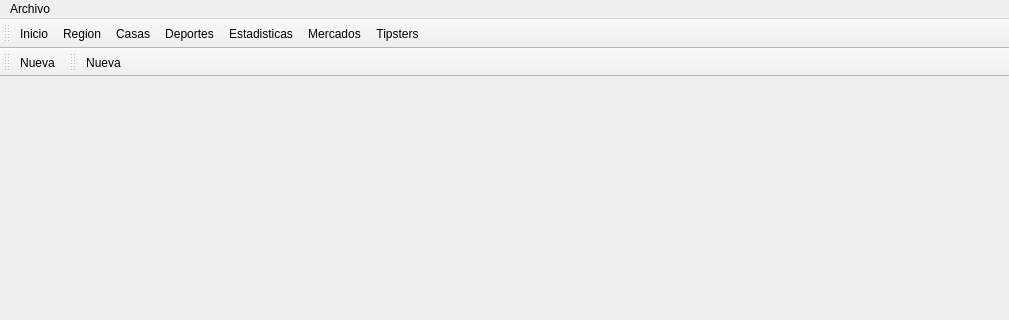
Before: the Qt Designer form ui/wmain.ui in soker90/betcon, drawn with Qt 5; both pictures show x 0 to 1009 and y 0 to 320 of the 1009 by 678 pixel window.
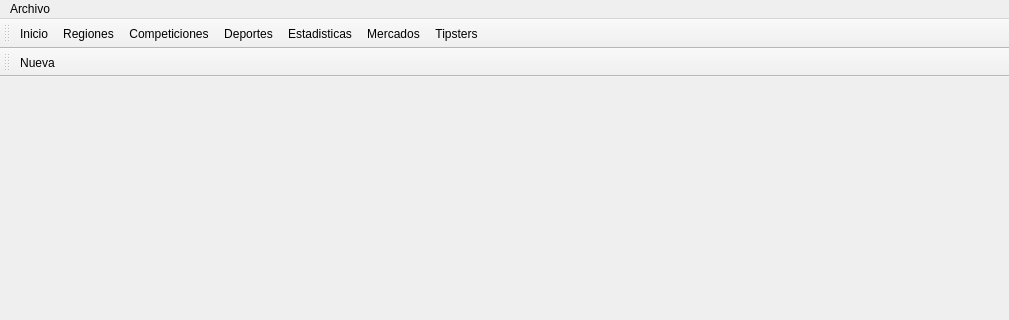
After: the same form once the commit is applied.

Commit message: 1. Add competitions 2. Fix QComboBoxs 3. Fixes

```diff
--- a/ui/wmain.ui
+++ b/ui/wmain.ui
@@ -58,7 +58,7 @@
    <addaction name="menuArchivo"/>
   </widget>
   <widget class="QStatusBar" name="statusbar"/>
-  <widget class="QToolBar" name="toolBar_2">
+  <widget class="QToolBar" name="toolPrimary">
    <property name="windowTitle">
     <string>toolBar_2</string>
    </property>
@@ -70,13 +70,13 @@
    </attribute>
    <addaction name="aInicio"/>
    <addaction name="aRegion"/>
-   <addaction name="actionCasas"/>
+   <addaction name="aCompetition"/>
    <addaction name="actionDeportes"/>
    <addaction name="actionEstadisticas"/>
    <addaction name="actionMercados"/>
    <addaction name="actionTipsters"/>
   </widget>
-  <widget class="QToolBar" name="toolBet">
+  <widget class="QToolBar" name="toolSecondary">
    <property name="windowTitle">
     <string>toolBar_3</string>
    </property>
@@ -86,21 +86,9 @@
    <attribute name="toolBarBreak">
     <bool>true</bool>
    </attribute>
-   <addaction name="aNewBet"/>
+   <addaction name="aNew"/>
   </widget>
-  <widget class="QToolBar" name="toolRegion">
-   <property name="windowTitle">
-    <string>toolBar_3</string>
-   </property>
-   <attribute name="toolBarArea">
-    <enum>TopToolBarArea</enum>
-   </attribute>
-   <attribute name="toolBarBreak">
-    <bool>false</bool>
-   </attribute>
-   <addaction name="aNewRegion"/>
-  </widget>
-  <action name="aNewBet">
+  <action name="aNew">
    <property name="text">
     <string>Nueva</string>
    </property>
@@ -108,9 +96,9 @@
     <string>&lt;html&gt;&lt;head/&gt;&lt;body&gt;&lt;p&gt;Nueva Apuesta&lt;/p&gt;&lt;/body&gt;&lt;/html&gt;</string>
    </property>
   </action>
-  <action name="actionCasas">
+  <action name="aCompetition">
    <property name="text">
-    <string>Casas</string>
+    <string>Competiciones</string>
    </property>
   </action>
   <action name="actionEstadisticas">
@@ -143,7 +131,7 @@
   </action>
   <action name="aRegion">
    <property name="text">
-    <string>Region</string>
+    <string>Regiones</string>
    </property>
   </action>
   <action name="aNewRegion">
```
The commit also changes 10 other files.
